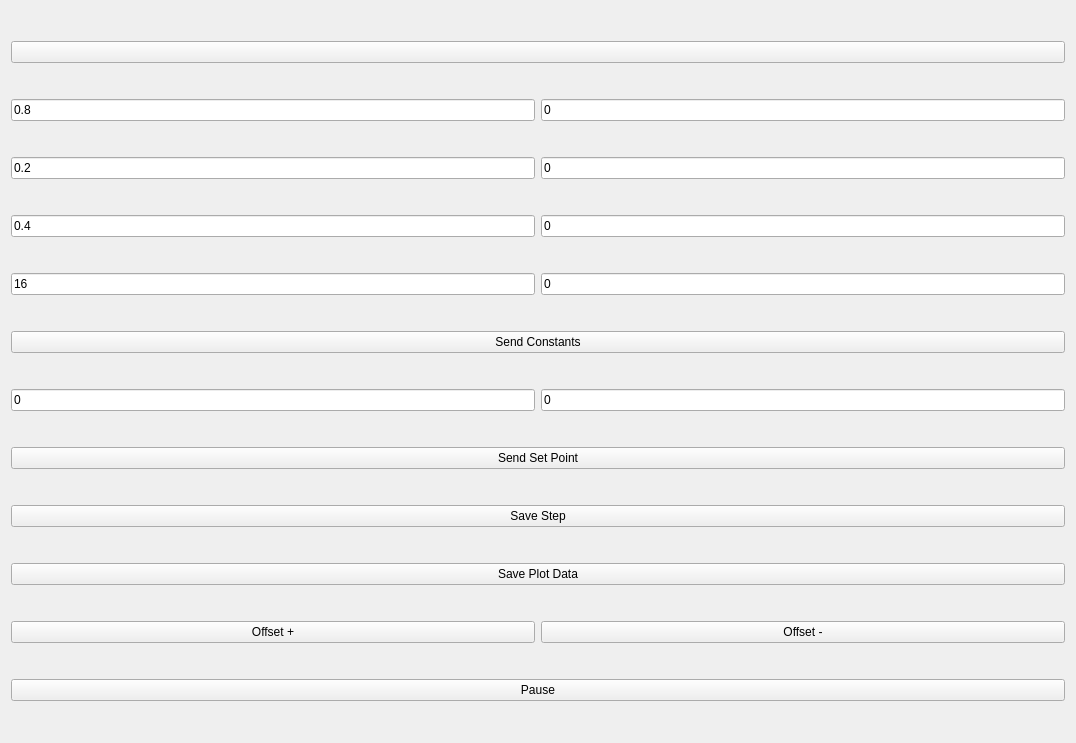
This is gui/qtdesigner/BalanceBeamWidget.ui in wyattduber/CyDAQ as Qt 5 draws it before an edit. The edited form follows.
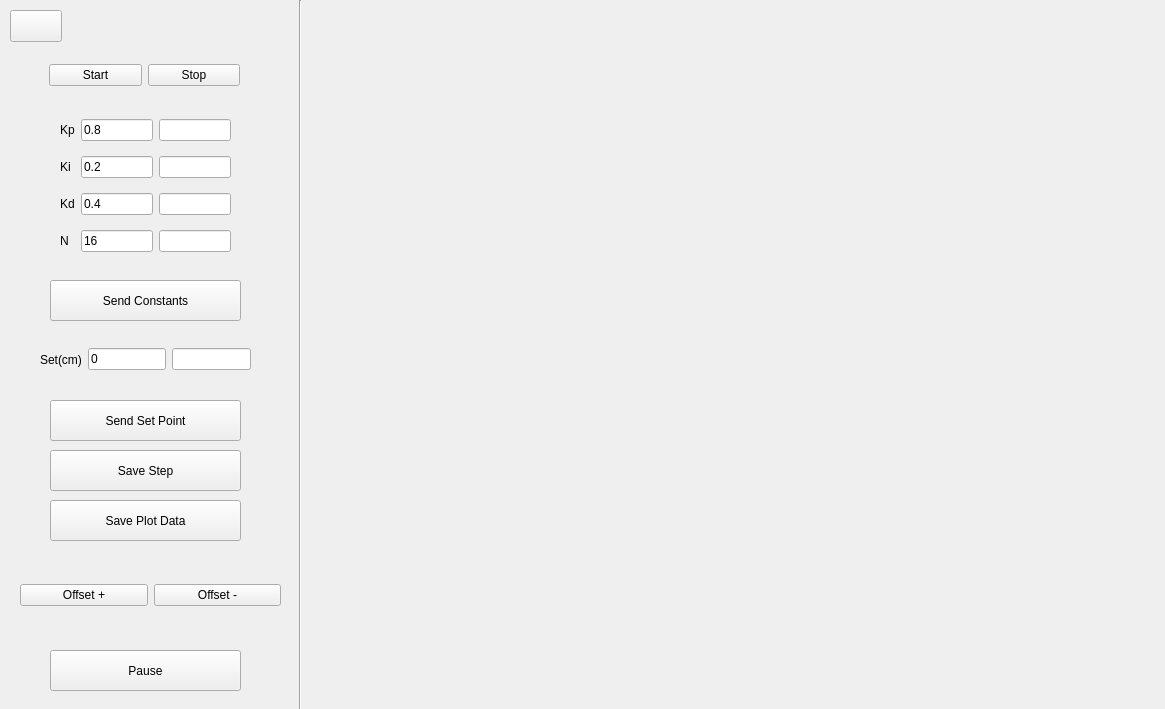
This is the edited form. Icons and pictures are not drawn.

Commit message: created start/stop buttons instead of the old auto start/stop system

Diff of the .ui file:
```diff
--- a/gui/qtdesigner/BalanceBeamWidget.ui
+++ b/gui/qtdesigner/BalanceBeamWidget.ui
@@ -6,10 +6,16 @@
    <rect>
     <x>0</x>
     <y>0</y>
-    <width>1076</width>
-    <height>743</height>
+    <width>1165</width>
+    <height>709</height>
    </rect>
   </property>
+  <property name="minimumSize">
+   <size>
+    <width>1165</width>
+    <height>709</height>
+   </size>
+  </property>
   <property name="windowTitle">
    <string>Form</string>
   </property>
@@ -35,9 +41,15 @@
 
 background-color: #d9d9d9;</string>
   </property>
-  <layout class="QVBoxLayout" name="verticalLayout">
-   <item>
     <widget class="QPushButton" name="home_btn">
+   <property name="geometry">
+    <rect>
+     <x>10</x>
+     <y>10</y>
+     <width>52</width>
+     <height>32</height>
+    </rect>
+   </property>
      <property name="text">
       <string/>
      </property>
@@ -46,100 +58,145 @@
        <normaloff>:/assets/assets/home_icon.png</normaloff>:/assets/assets/home_icon.png</iconset>
      </property>
     </widget>
-   </item>
-   <item>
-    <layout class="QHBoxLayout" name="horizontalLayout">
-     <item>
+  <widget class="QWidget" name="gridLayoutWidget">
+   <property name="geometry">
+    <rect>
+     <x>60</x>
+     <y>110</y>
+     <width>171</width>
+     <height>151</height>
+    </rect>
+   </property>
+   <layout class="QGridLayout" name="gridLayout">
+    <item row="1" column="0">
+     <widget class="QLabel" name="label_2">
+      <property name="text">
+       <string>Ki</string>
+      </property>
+     </widget>
+    </item>
+    <item row="2" column="0">
+     <widget class="QLabel" name="label_3">
+      <property name="text">
+       <string>Kd</string>
+      </property>
+     </widget>
+    </item>
+    <item row="0" column="1">
       <widget class="QLineEdit" name="kp_input">
        <property name="text">
         <string>0.8</string>
        </property>
       </widget>
      </item>
-     <item>
+    <item row="0" column="0">
+     <widget class="QLabel" name="label">
+      <property name="text">
+       <string>Kp</string>
+      </property>
+     </widget>
+    </item>
+    <item row="0" column="2">
       <widget class="QLineEdit" name="kp_output">
-       <property name="text">
-        <string>0</string>
-       </property>
        <property name="readOnly">
         <bool>true</bool>
        </property>
       </widget>
      </item>
-    </layout>
-   </item>
-   <item>
-    <layout class="QHBoxLayout" name="horizontalLayout_2">
-     <item>
+    <item row="3" column="0">
+     <widget class="QLabel" name="label_4">
+      <property name="text">
+       <string>N</string>
+      </property>
+     </widget>
+    </item>
+    <item row="1" column="1">
       <widget class="QLineEdit" name="ki_input">
        <property name="text">
         <string>0.2</string>
        </property>
       </widget>
      </item>
-     <item>
-      <widget class="QLineEdit" name="ki_output">
-       <property name="text">
-        <string>0</string>
-       </property>
-       <property name="readOnly">
-        <bool>true</bool>
-       </property>
-      </widget>
-     </item>
-    </layout>
-   </item>
-   <item>
-    <layout class="QHBoxLayout" name="horizontalLayout_3">
-     <item>
+    <item row="2" column="1">
       <widget class="QLineEdit" name="kd_input">
        <property name="text">
         <string>0.4</string>
        </property>
       </widget>
      </item>
-     <item>
-      <widget class="QLineEdit" name="kd_output">
-       <property name="text">
-        <string>0</string>
-       </property>
-       <property name="readOnly">
-        <bool>true</bool>
-       </property>
-      </widget>
-     </item>
-    </layout>
-   </item>
-   <item>
-    <layout class="QHBoxLayout" name="horizontalLayout_4">
-     <item>
+    <item row="3" column="1">
       <widget class="QLineEdit" name="n_input">
        <property name="text">
         <string>16</string>
        </property>
       </widget>
      </item>
-     <item>
+    <item row="1" column="2">
+     <widget class="QLineEdit" name="ki_output">
+      <property name="readOnly">
+       <bool>true</bool>
+      </property>
+     </widget>
+    </item>
+    <item row="2" column="2">
+     <widget class="QLineEdit" name="kd_output">
+      <property name="readOnly">
+       <bool>true</bool>
+      </property>
+     </widget>
+    </item>
+    <item row="3" column="2">
       <widget class="QLineEdit" name="n_output">
-       <property name="text">
-        <string>0</string>
-       </property>
        <property name="readOnly">
         <bool>true</bool>
        </property>
       </widget>
      </item>
     </layout>
-   </item>
-   <item>
+  </widget>
+  <widget class="Line" name="line">
+   <property name="geometry">
+    <rect>
+     <x>290</x>
+     <y>0</y>
+     <width>20</width>
+     <height>741</height>
+    </rect>
+   </property>
+   <property name="orientation">
+    <enum>Qt::Vertical</enum>
+   </property>
+  </widget>
     <widget class="QPushButton" name="send_constants_btn">
+   <property name="geometry">
+    <rect>
+     <x>50</x>
+     <y>280</y>
+     <width>191</width>
+     <height>41</height>
+    </rect>
+   </property>
      <property name="text">
       <string>Send Constants</string>
      </property>
     </widget>
-   </item>
+  <widget class="QWidget" name="horizontalLayoutWidget">
+   <property name="geometry">
+    <rect>
+     <x>40</x>
+     <y>339</y>
+     <width>211</width>
+     <height>41</height>
+    </rect>
+   </property>
+   <layout class="QHBoxLayout" name="horizontalLayout">
    <item>
-    <layout class="QHBoxLayout" name="horizontalLayout_6">
+     <widget class="QLabel" name="label_5">
+      <property name="text">
+       <string>Set(cm)</string>
+      </property>
+     </widget>
+    </item>
      <item>
       <widget class="QLineEdit" name="set_cm_input">
        <property name="text">
@@ -149,39 +206,62 @@
      </item>
      <item>
       <widget class="QLineEdit" name="set_cm_output">
-       <property name="text">
-        <string>0</string>
-       </property>
        <property name="readOnly">
         <bool>true</bool>
        </property>
       </widget>
      </item>
     </layout>
-   </item>
-   <item>
+  </widget>
     <widget class="QPushButton" name="send_set_point_btn">
+   <property name="geometry">
+    <rect>
+     <x>50</x>
+     <y>400</y>
+     <width>191</width>
+     <height>41</height>
+    </rect>
+   </property>
      <property name="text">
       <string>Send Set Point</string>
      </property>
     </widget>
-   </item>
-   <item>
     <widget class="QPushButton" name="save_step_btn">
+   <property name="geometry">
+    <rect>
+     <x>50</x>
+     <y>450</y>
+     <width>191</width>
+     <height>41</height>
+    </rect>
+   </property>
      <property name="text">
       <string>Save Step</string>
      </property>
     </widget>
-   </item>
-   <item>
     <widget class="QPushButton" name="save_plot_data_btn">
+   <property name="geometry">
+    <rect>
+     <x>50</x>
+     <y>500</y>
+     <width>191</width>
+     <height>41</height>
+    </rect>
+   </property>
      <property name="text">
       <string>Save Plot Data</string>
      </property>
     </widget>
-   </item>
-   <item>
-    <layout class="QHBoxLayout" name="horizontalLayout_8">
+  <widget class="QWidget" name="horizontalLayoutWidget_2">
+   <property name="geometry">
+    <rect>
+     <x>20</x>
+     <y>560</y>
+     <width>261</width>
+     <height>71</height>
+    </rect>
+   </property>
+   <layout class="QHBoxLayout" name="horizontalLayout_2">
      <item>
       <widget class="QPushButton" name="offset_inc_btn">
        <property name="text">
@@ -197,15 +277,62 @@
       </widget>
      </item>
     </layout>
-   </item>
-   <item>
+  </widget>
     <widget class="QPushButton" name="pause_btn">
+   <property name="geometry">
+    <rect>
+     <x>50</x>
+     <y>650</y>
+     <width>191</width>
+     <height>41</height>
+    </rect>
+   </property>
      <property name="text">
       <string>Pause</string>
      </property>
     </widget>
-   </item>
-  </layout>
+  <widget class="QWidget" name="graph" native="true">
+   <property name="geometry">
+    <rect>
+     <x>340</x>
+     <y>30</y>
+     <width>801</width>
+     <height>641</height>
+    </rect>
+   </property>
+   <property name="maximumSize">
+    <size>
+     <width>16777215</width>
+     <height>16777215</height>
+    </size>
+   </property>
+  </widget>
+  <widget class="QWidget" name="horizontalLayoutWidget_3">
+   <property name="geometry">
+    <rect>
+     <x>49</x>
+     <y>50</y>
+     <width>191</width>
+     <height>51</height>
+    </rect>
+   </property>
+   <layout class="QHBoxLayout" name="horizontalLayout_3">
+    <item>
+     <widget class="QPushButton" name="start_btn">
+      <property name="text">
+       <string>Start</string>
+      </property>
+     </widget>
+    </item>
+    <item>
+     <widget class="QPushButton" name="stop_btn">
+      <property name="text">
+       <string>Stop</string>
+      </property>
+     </widget>
+    </item>
+   </layout>
+  </widget>
  </widget>
  <resources>
   <include location="basic_operation.qrc"/>
```
Lines whose indentation alone changed are shown as unchanged. The commit also changes 8 other files.
